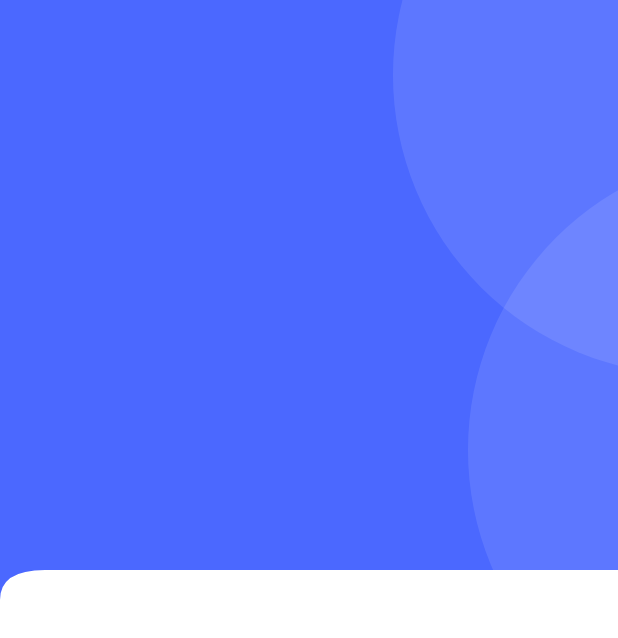
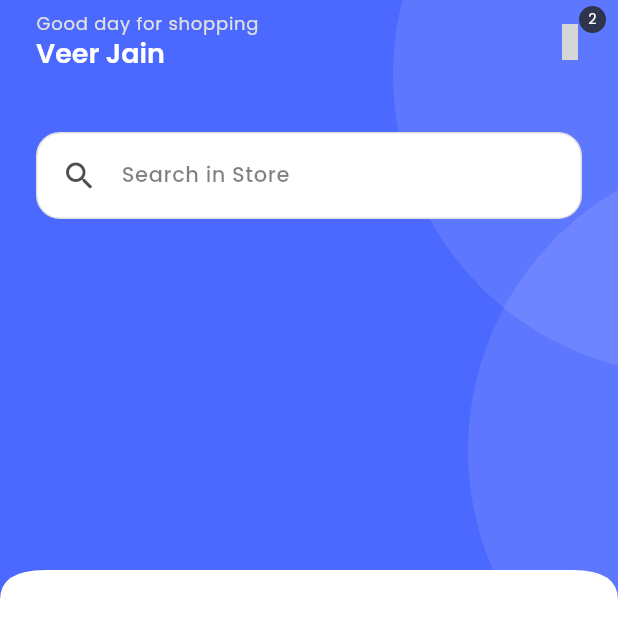
Before and after one commit to vjn6805/Tstore, a Flutter app: the HomeScreen screen opened directly, on a phone screen of 412 x 824 dp. Shown: the top 638 px of the screen. Run offline on Flutter 3.47's test engine with Material 3 defaults, Android fonts, the phone set to English and light mode, and no system bars; our stand-ins replace get, get_storage, iconsax_flutter, logger, smooth_page_indicator; accounts and stored records are empty; project files that could hold a hidden picture were left out; grey boxes are pictures that could not be loaded.

Commit message:
Worked on Header Container

```diff
--- /dev/null
+++ b/lib/common/widgets/appbar/appbar.dart
@@ -0,0 +1,43 @@
+import 'package:catlog/utils/constants/sizes.dart';
+import 'package:catlog/utils/device/device_utilities.dart';
+import 'package:flutter/material.dart';
+import 'package:get/get.dart';
+import 'package:get/get_core/src/get_main.dart';
+import 'package:iconsax_flutter/iconsax_flutter.dart';
+
+class TAppBar extends StatelessWidget implements PreferredSizeWidget {
+  const TAppBar(
+      {this.title,
+      this.showBackArrow = false,
+      this.leadingIcon,
+      this.action,
+      this.leadingOnPressed});
+
+  final Widget? title;
+  final bool showBackArrow;
+  final IconData? leadingIcon;
+  final List<Widget>? action;
+  final VoidCallback? leadingOnPressed;
+
+  @override
+  Widget build(BuildContext context) {
+    return Padding(
+      padding: EdgeInsets.symmetric(horizontal: TSizes.sm),
+      child: AppBar(
+        automaticallyImplyLeading: false,
+        leading: showBackArrow
+            ? IconButton(
+                onPressed: () => Get.back(), icon: Icon(Iconsax.arrow_left))
+            : leadingIcon != null
+                ? IconButton(
+                    onPressed: leadingOnPressed, icon: Icon(leadingIcon))
+                : null,
+        title: title,
+        actions: action,
+      ),
+    );
+  }
+
+  @override
+  Size get preferredSize => Size.fromHeight(TDeviceUtils.getAppBarHeight());
+}
--- /dev/null
+++ b/lib/common/widgets/custom_shapes/containers/search_container.dart
@@ -0,0 +1,57 @@
+import 'package:flutter/material.dart';
+
+import '../../../../utils/constants/colors.dart';
+import '../../../../utils/constants/sizes.dart';
+import '../../../../utils/device/device_utilities.dart';
+import '../../../../utils/helpers/helper_functions.dart';
+
+class TSearchContainer extends StatelessWidget {
+  const TSearchContainer({
+    super.key,
+    required this.text,
+    required this.icon,
+    this.showBackground = true,
+    this.showBorder = true,
+  });
+
+  final String text;
+  final IconData? icon;
+  final bool showBackground, showBorder;
+
+  @override
+  Widget build(BuildContext context) {
+    final bool dark = THelperFunctions.isDarkMode(context);
+
+    return Padding(
+      padding: const EdgeInsets.symmetric(horizontal: TSizes.defaultSpace),
+      child: Container(
+        width: TDeviceUtils.getScreenWidth(context),
+        padding: const EdgeInsets.all(TSizes.md),
+        decoration: BoxDecoration(
+          color: showBackground
+              ? dark
+                  ? TCOlors.dark
+                  : TCOlors.white
+              : Colors.transparent,
+          borderRadius: BorderRadius.circular(TSizes.cardRadiusLg),
+          border: showBorder ? Border.all(color: TCOlors.grey) : null,
+        ),
+        child: Row(
+          children: [
+            Icon(
+              icon,
+              color: TCOlors.darkerGrey,
+            ),
+            SizedBox(
+              width: TSizes.spaceBtwItems,
+            ),
+            Text(
+              text,
+              style: Theme.of(context).textTheme.bodySmall,
+            )
+          ],
+        ),
+      ),
+    );
+  }
+}
--- a/lib/common/widgets/custom_shapes/curved_shapes/curved_edges.dart
+++ b/lib/common/widgets/custom_shapes/curved_shapes/curved_edges.dart
@@ -15,7 +15,7 @@ class TCustomCurvedEdges extends CustomClipper<Path>{
     path.quadraticBezierTo(SecondFirstCurve.dx, SecondFirstCurve.dy, SecondLastCurve.dx, SecondLastCurve.dy);
 
     final ThirdFirstCurve=Offset(size.width, size.height-20);
-    final ThirdLastCurve=Offset(size.width, size.height-20);
+    final ThirdLastCurve=Offset(size.width, size.height);
     path.quadraticBezierTo(ThirdFirstCurve.dx, ThirdFirstCurve.dy, ThirdLastCurve.dx, ThirdLastCurve.dy);
 
     path.lineTo(size.width, 0);
--- /dev/null
+++ b/lib/common/widgets/product_cart/cart_menu_icon.dart
@@ -0,0 +1,39 @@
+import 'package:flutter/material.dart';
+import 'package:iconsax_flutter/iconsax_flutter.dart';
+
+import '../../../utils/constants/colors.dart';
+
+class TCartCounterIcon extends StatelessWidget {
+  const TCartCounterIcon({
+    super.key, required this.onPressed, required this.iconColor,
+  });
+
+  final VoidCallback onPressed;
+  final Color iconColor;
+
+  @override
+  Widget build(BuildContext context) {
+    return Stack(
+      children: [
+        IconButton(
+            onPressed: onPressed,
+            icon: Icon(
+              Iconsax.shopping_bag,
+              color: iconColor,
+            )),
+        Positioned(
+          right: 0,
+          child: Container(
+            width: 18,
+            height: 18,
+            decoration: BoxDecoration(
+              color: TCOlors.black.withOpacity(0.8),
+              borderRadius: BorderRadius.circular(100),
+            ),
+            child: Center(child: Text("2",style: Theme.of(context).textTheme.labelLarge!.apply(color: TCOlors.white,fontSizeFactor: 0.8),)),
+          ),
+        )
+      ],
+    );
+  }
+}
--- a/lib/features/shop/screens/home/home.dart
+++ b/lib/features/shop/screens/home/home.dart
@@ -1,10 +1,20 @@
+import 'package:catlog/common/widgets/appbar/appbar.dart';
 import 'package:catlog/common/widgets/custom_shapes/curved_shapes/curved_edges.dart';
+import 'package:catlog/features/shop/screens/home/widgets/home_appbar.dart';
 import 'package:catlog/utils/constants/colors.dart';
+import 'package:catlog/utils/constants/enums.dart';
+import 'package:catlog/utils/constants/sizes.dart';
+import 'package:catlog/utils/constants/text_strings.dart';
+import 'package:catlog/utils/device/device_utilities.dart';
+import 'package:catlog/utils/helpers/helper_functions.dart';
 import 'package:flutter/material.dart';
+import 'package:iconsax_flutter/iconsax_flutter.dart';
 
 import '../../../../common/widgets/custom_shapes/containers/circular_container.dart';
 import '../../../../common/widgets/custom_shapes/containers/primary_header_container.dart';
+import '../../../../common/widgets/custom_shapes/containers/search_container.dart';
 import '../../../../common/widgets/custom_shapes/curved_shapes/curved_edge_widget.dart';
+import '../../../../common/widgets/product_cart/cart_menu_icon.dart';
 
 class HomeScreen extends StatelessWidget {
   const HomeScreen({super.key});
@@ -16,7 +26,22 @@ class HomeScreen extends StatelessWidget {
         child: Column(
           children: [
             TPrimaryHeaderContainer(
-              child: Container(),
+              child: Column(
+                children: [
+                  /// ---Appbar custom (name and cart icon)---
+                  THomeAppBar(),
+
+                  const SizedBox(height: TSizes.spaceBtwSections,),
+
+                  ///Searchbar
+                  TSearchContainer(text: "Search in Store", icon: Icons.search, showBackground: true, showBorder: true),
+
+                  const SizedBox(height: TSizes.spaceBtwSections,),
+
+                  ///Categories section
+
+                ],
+              ),
             ),
           ],
         ),
--- /dev/null
+++ b/lib/features/shop/screens/home/widgets/home_appbar.dart
@@ -0,0 +1,36 @@
+import 'package:flutter/material.dart';
+
+import '../../../../../common/widgets/appbar/appbar.dart';
+import '../../../../../common/widgets/product_cart/cart_menu_icon.dart';
+import '../../../../../utils/constants/colors.dart';
+import '../../../../../utils/constants/text_strings.dart';
+
+class THomeAppBar extends StatelessWidget {
+  const THomeAppBar({
+    super.key,
+  });
+
+  @override
+  Widget build(BuildContext context) {
+    return TAppBar(
+      title: Column(
+        crossAxisAlignment: CrossAxisAlignment.start,
+        children: [
+          Text(TTexts.homeAppbarTitle,
+              style: Theme.of(context)
+                  .textTheme
+                  .labelMedium!
+                  .apply(color: TCOlors.grey)),
+          Text(TTexts.homeAppbarSubTitle,
+              style: Theme.of(context)
+                  .textTheme
+                  .headlineSmall!
+                  .apply(color: TCOlors.white)),
+        ],
+      ),
+      action: [
+        TCartCounterIcon(onPressed: (){},iconColor: TCOlors.white,)
+      ],
+    );
+  }
+}
--- a/lib/navigation_menu.dart
+++ b/lib/navigation_menu.dart
@@ -40,7 +40,7 @@ class NavigationMenu extends StatelessWidget {
 class NavigationController extends GetxController{
   final Rx<int> selectedIndex=0.obs;
 
-  //add screesn in the list
+  //TODO: Add screens in this
   final screens=[HomeScreen(),Container(color: Colors.purple,),Container(color: Colors.orange,),Container(color: Colors.blue,)];
 
 }
--- a/splash.yaml
+++ b/splash.yaml
@@ -12,5 +12,7 @@ flutter_native_splash:
 
   web: false
 
+
+
   # to run write  flutter pub run flutter_native_splash:create --path=splash.yaml
   # to remove write  flutter pub run flutter_native_splash:remove
```
Also changed, not shown: pubspec.lock, 2 other files.
